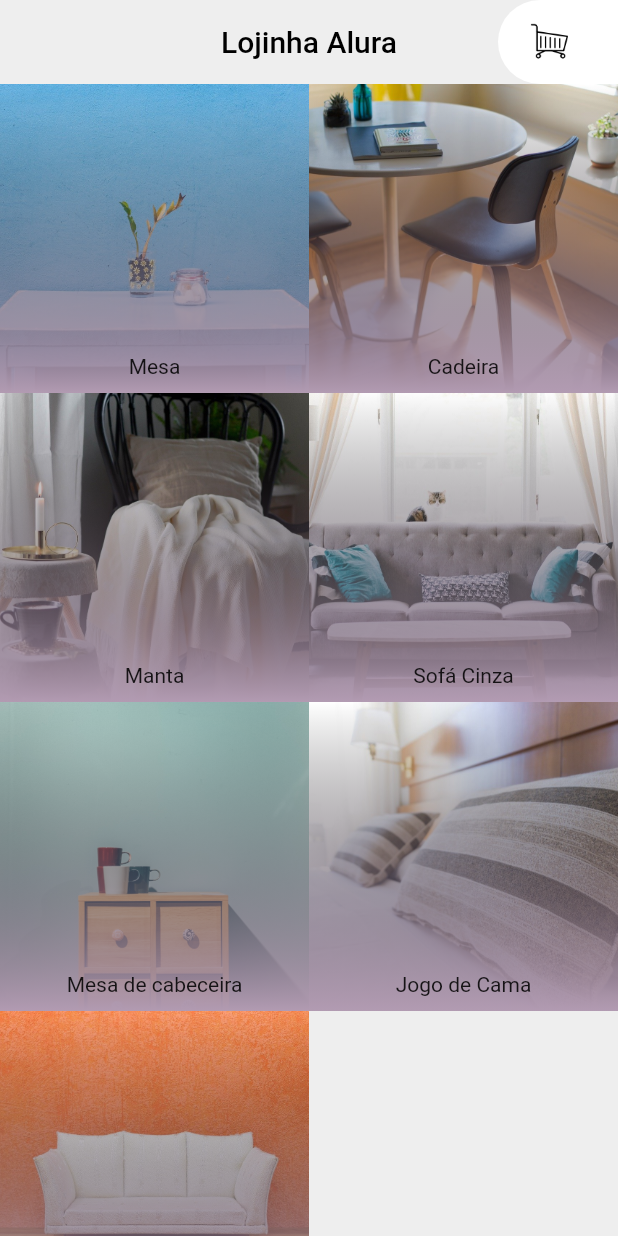
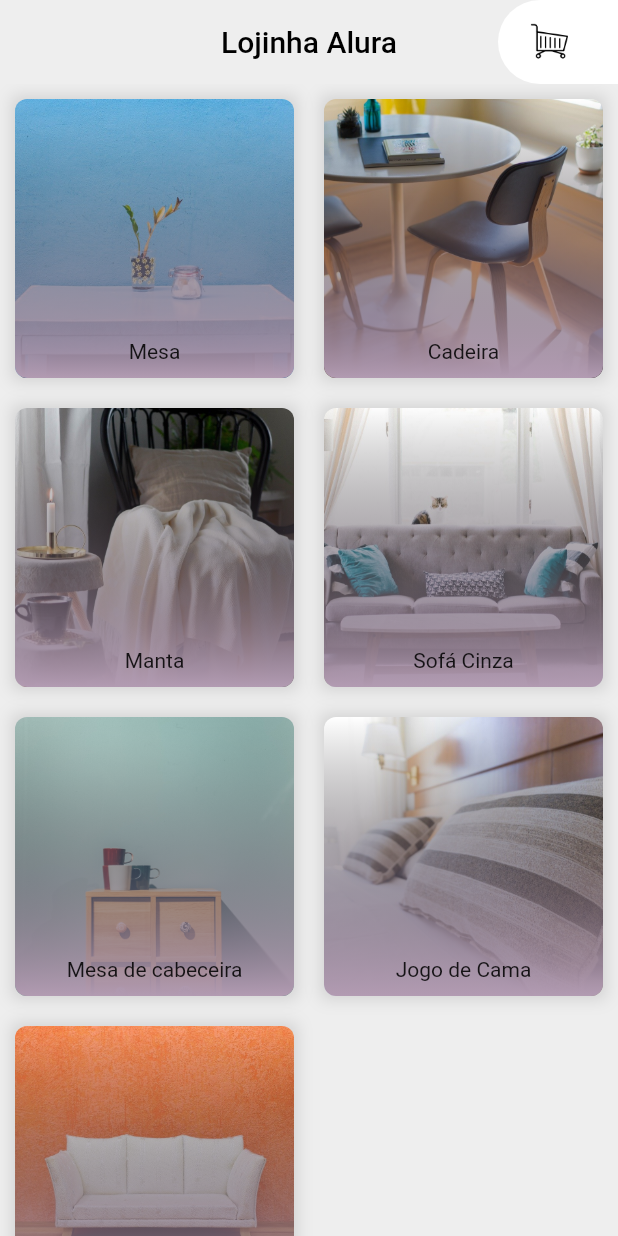
Before and after one commit to Kierico/lojinha_alura, a Flutter app: the screen it shows after launch, on a phone screen of 412 x 824 dp. Run offline on Flutter 3.47's test engine with Material 2 defaults, Android fonts, the phone set to English and light mode, and no system bars.

Commit message:
aula 4 video 1

```diff
--- a/lib/widgets/elemento_grid_produtos.dart
+++ b/lib/widgets/elemento_grid_produtos.dart
@@ -11,13 +11,22 @@ class ElementoGridProdutos extends StatelessWidget {
 
   @override
   Widget build(BuildContext context) {
-    return Stack(
-      alignment: Alignment.center,
-      children: [
-        ImagemElementoGridProdutos(imagem: movel.foto),
-        DegradeElementoGridProdutos(),
-        TituloElementoGridProdutos(titulo: movel.titulo)
-      ],
+    return Container(
+      decoration: BoxDecoration(boxShadow: [
+        BoxShadow(spreadRadius: 2, blurRadius: 8, color: Colors.black12)
+      ]),
+      margin: EdgeInsets.all(10),
+      child: ClipRRect(
+        borderRadius: BorderRadius.circular(8),
+        child: Stack(
+          alignment: Alignment.center,
+          children: <Widget>[
+            ImagemElementoGridProdutos(imagem: movel.foto),
+            DegradeElementoGridProdutos(),
+            TituloElementoGridProdutos(titulo: movel.titulo)
+          ],
+        ),
+      ),
     );
   }
 }
```
